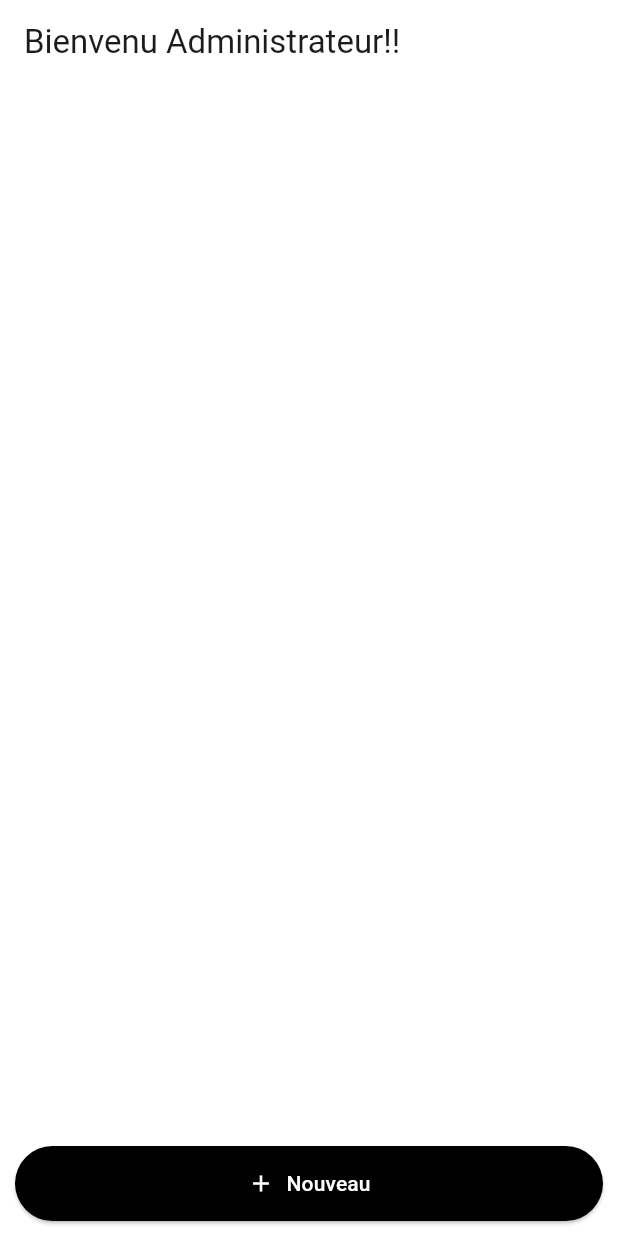
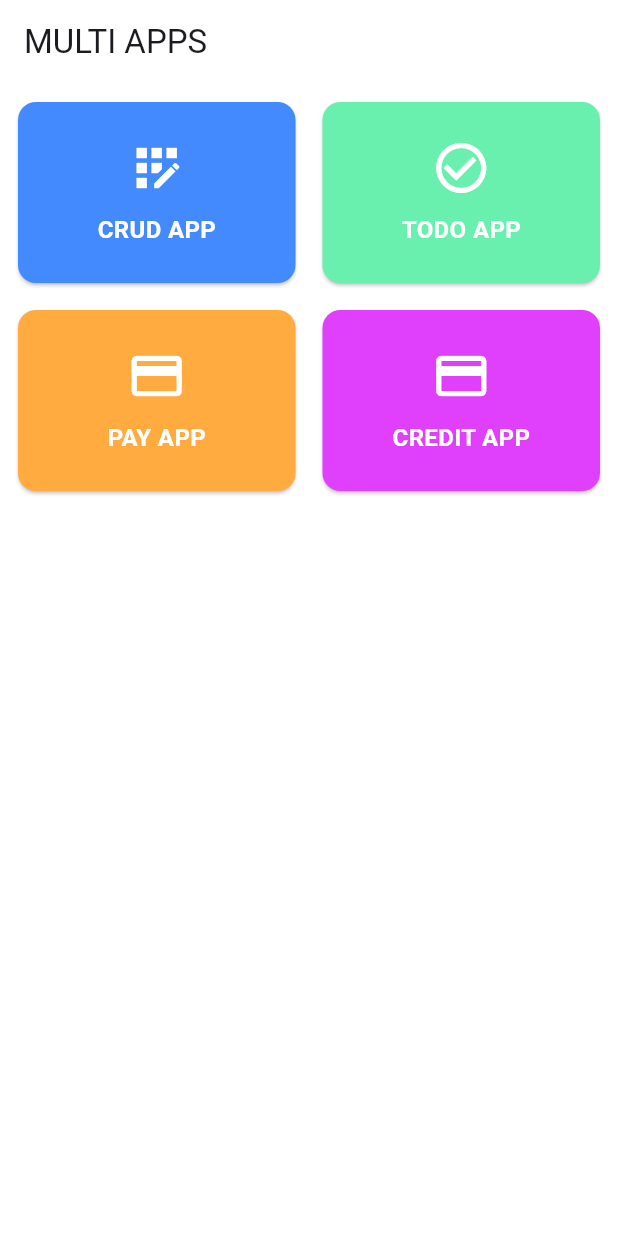
Before and after one commit to Techma03/CRUD_FLUTTER_GETX, a Flutter app: the screen it shows after launch, on a phone screen of 412 x 824 dp. Run offline on Flutter 3.47's test engine with Material 3 defaults, Android fonts, the phone set to English and light mode, and no system bars; our stand-ins replace get.

Commit message:
dashboard pour mutli app

```diff
--- a/lib/app/data/api_provider.dart
+++ b/lib/app/data/api_provider.dart
@@ -4,7 +4,7 @@ import 'package:http/http.dart' as http;
 import 'dart:convert';
 
 class ApiProvider {
-  final String baseUrl = "http://192.168.217.4/techapp";
+  final String baseUrl = "http://192.168.176.4/techapp";
   Future<List<dynamic>> getUser() async {
     final response = await http.get(Uri.parse("$baseUrl/data.php"));
     if (response.statusCode == 200) {
--- a/lib/app/modules/home/bindings/home_binding.dart
+++ b/lib/app/modules/home/bindings/home_binding.dart
@@ -4,8 +4,8 @@ import '../controllers/home_controller.dart';
 class HomeBinding extends Bindings {
   @override
   void dependencies() {
-    Get.lazyPut<UserController>(
-      () => UserController(),
+    Get.lazyPut<HomeController>(
+      () => HomeController(),
     );
   }
 }
--- a/lib/app/modules/home/views/home_view.dart
+++ b/lib/app/modules/home/views/home_view.dart
@@ -1,189 +1,90 @@
 import 'package:flutter/material.dart';
 import 'package:get/get.dart';
-import '../controllers/home_controller.dart';
 
-class HomeView extends GetView<UserController> {
+class HomeView extends StatelessWidget {
   const HomeView({super.key});
 
   @override
   Widget build(BuildContext context) {
+    // Liste des détails pour chaque carte
+    final List<Map<String, dynamic>> cardDetails = [
+      {
+        'title': 'CRUD APP',
+        'color': Colors.blueAccent,
+        'icon': Icons.app_registration,
+        'route': '/crud', // Route pour CRUD APP
+      },
+      {
+        'title': 'TODO APP',
+        'color': Colors.greenAccent,
+        'icon': Icons.check_circle_outline,
+        'route': '/todoApp', // Route pour TODO APP
+      },
+      {
+        'title': 'PAY APP',
+        'color': Colors.orangeAccent,
+        'icon': Icons.payment,
+        'route': '/payApp', // Route pour PAY APP
+      },
+      {
+        'title': 'CREDIT APP',
+        'color': Colors.purpleAccent,
+        'icon': Icons.credit_card,
+        'route': '/creditApp', // Route pour CREDIT APP
+      },
+    ];
+
     return Scaffold(
-      appBar: AppBar(title: const Text("Bienvenu Administrateur!!")),
+      appBar: AppBar(
+        title: const Text("MULTI APPS"),
+      ),
       backgroundColor: Colors.white,
-      body: Column(
+      body: Padding(
+        padding: const EdgeInsets.all(8.0),
+        child: GridView.builder(
+          gridDelegate: const SliverGridDelegateWithFixedCrossAxisCount(
+            crossAxisCount: 2, // Deux cartes par ligne
+            crossAxisSpacing: 10.0,
+            mainAxisSpacing: 10.0,
+            childAspectRatio: 3 / 2, // Ratio largeur/hauteur
+          ),
+          itemCount: cardDetails.length,
+          itemBuilder: (context, index) {
+            final card = cardDetails[index];
+            return Card(
+              color: card['color'],
+              shape: RoundedRectangleBorder(
+                borderRadius: BorderRadius.circular(12),
+              ),
+              child: InkWell(
+                onTap: () {
+                  // Navigue vers la route spécifiée
+                  Get.toNamed(card['route']);
+                },
+                child: Column(
+                  mainAxisAlignment: MainAxisAlignment.center,
                   children: [
-          Expanded(
-            child: Obx(() {
-              return ListView.builder(
-                itemCount: controller.user.length,
-                itemBuilder: (context, index) {
-                  final user = controller.user[index];
-                  return Card(
-                    elevation: 4,
-                    margin:
-                        const EdgeInsets.symmetric(horizontal: 10, vertical: 5),
-                    child: ListTile(
-                      title: Text(user.name),
-                      subtitle: Text(user.description),
-                      trailing: IconButton(
-                        icon: Icon(Icons.delete, color: Colors.red),
-                        onPressed: () {
-                          controller.deleteUser(user.id);
-                        },
-                      ),
-                      onTap: () {
-                        _showBottomSheet(
-                          context,
-                          title: "Modifier utilisateur",
-                          user: user,
-                        );
-                      },
-                    ),
-                  );
-                },
-              );
-            }),
-          ),
-          Padding(
-            padding: const EdgeInsets.all(10.0),
-            child: ElevatedButton.icon(
-              onPressed: () =>
-                  _showBottomSheet(context, title: "Ajouter un utilisateur"),
-              icon: Icon(Icons.add),
-              label: Container(child: Text("Nouveau")),
-              style: ElevatedButton.styleFrom(
-                backgroundColor: Colors.black,
-                foregroundColor: Colors.white,
-                padding: const EdgeInsets.symmetric(vertical: 15),
-                minimumSize: Size(double.infinity, 50),
-              ),
-            ),
-          ),
-        ],
-      ),
-    );
-  }
-
-  void _showBottomSheet(BuildContext context,
-      {required String title, dynamic user}) {
-    final nameController =
-        TextEditingController(text: user != null ? user.name : '');
-    final descController =
-        TextEditingController(text: user != null ? user.description : '');
-    final nameFocusNode = FocusNode();
-    final formKey = GlobalKey<FormState>();
-
-    showModalBottomSheet(
-      context: context,
-      isScrollControlled: true,
-      shape: const RoundedRectangleBorder(
-        borderRadius: BorderRadius.vertical(top: Radius.circular(20)),
-      ),
-      builder: (context) {
-        WidgetsBinding.instance.addPostFrameCallback((_) {
-          nameFocusNode.requestFocus();
-        });
-        return Padding(
-          padding: MediaQuery.of(context).viewInsets,
-          child: Container(
-            padding: const EdgeInsets.all(20),
-            child: Form(
-              key: formKey,
-              child: Column(
-                mainAxisSize: MainAxisSize.min,
-                children: [
-                  Center(
-                    child: Container(
-                      width: 50,
-                      height: 5,
-                      margin: const EdgeInsets.only(bottom: 20),
-                      decoration: BoxDecoration(
-                        color: Colors.grey[600],
-                        borderRadius: BorderRadius.circular(10),
-                      ),
-                    ),
-                  ),
-                  Text(
-                    title,
-                    style: const TextStyle(
-                      fontSize: 18,
-                      fontWeight: FontWeight.bold,
-                    ),
-                  ),
-                  const SizedBox(height: 20),
-                  TextFormField(
-                    focusNode: nameFocusNode,
-                    controller: nameController,
-                    decoration: InputDecoration(
-                      labelText: "Name",
-                      border: OutlineInputBorder(
-                        borderRadius: BorderRadius.circular(10),
-                      ),
-                    ),
-                    validator: (value) {
-                      if (value == null || value.isEmpty) {
-                        return "Le champ Nom est obligatoire";
-                      }
-                      return null;
-                    },
+                    Icon(
+                      card['icon'],
+                      size: 40,
+                      color: Colors.white,
                     ),
                     const SizedBox(height: 10),
-                  TextFormField(
-                    controller: descController,
-                    decoration: InputDecoration(
-                      labelText: "Description",
-                      border: OutlineInputBorder(
-                        borderRadius: BorderRadius.circular(10),
-                      ),
-                    ),
-                    validator: (value) {
-                      if (value == null || value.isEmpty) {
-                        return "Le champ Description est obligatoire";
-                      }
-                      return null;
-                    },
-                  ),
-                  const SizedBox(height: 20),
-                  ElevatedButton(
-                    onPressed: () {
-                      if (formKey.currentState!.validate()) {
-                        if (user == null) {
-                          controller.addUser(
-                            nameController.text,
-                            descController.text,
-                          );
-                        } else {
-                          controller.updateUser(
-                            user.id,
-                            nameController.text,
-                            descController.text,
-                          );
-                        }
-                        Navigator.pop(context);
-                      }
-                    },
-                    style: ElevatedButton.styleFrom(
-                      padding: const EdgeInsets.symmetric(vertical: 15),
-                      minimumSize: Size(double.infinity, 50),
-                      backgroundColor: Colors.black,
-                      foregroundColor: Colors.white,
-                    ),
-                    child: Row(
-                      mainAxisAlignment: MainAxisAlignment.center,
-                      children: [
-                        Icon(user == null ? Icons.add_circle : Icons.edit,
-                            color: Colors.white),
-                        const SizedBox(width: 10),
-                        Text(user == null ? "Enregistrer" : "Modifier"),
-                      ],
+                    Text(
+                      card['title'],
+                      style: const TextStyle(
+                        color: Colors.white,
+                        fontSize: 16,
+                        fontWeight: FontWeight.bold,
                       ),
                     ),
                   ],
                 ),
               ),
-          ),
             );
           },
+        ),
+      ),
     );
   }
 }
--- a/lib/app/routes/app_pages.dart
+++ b/lib/app/routes/app_pages.dart
@@ -1,6 +1,10 @@
 import 'package:get/get.dart';
+
+import '../modules/crud/bindings/crud_binding.dart';
+import '../modules/crud/views/crud_view.dart';
 import '../modules/home/bindings/home_binding.dart';
 import '../modules/home/views/home_view.dart';
+
 part 'app_routes.dart';
 
 class AppPages {
@@ -14,5 +18,10 @@ class AppPages {
       page: () => HomeView(),
       binding: HomeBinding(),
     ),
+    GetPage(
+      name: _Paths.CRUD,
+      page: () => const CrudView(),
+      binding: CrudBinding(),
+    ),
   ];
 }
--- a/lib/app/routes/app_routes.dart
+++ b/lib/app/routes/app_routes.dart
@@ -3,9 +3,11 @@ part of 'app_pages.dart';
 abstract class Routes {
   Routes._();
   static const HOME = _Paths.HOME;
+  static const CRUD = _Paths.CRUD;
 }
 
 abstract class _Paths {
   _Paths._();
   static const HOME = '/home';
+  static const CRUD = '/crud';
 }
```
Also changed, not shown: lib/app/modules/crud/bindings/crud_binding.dart (added, +11 -0 lines), lib/app/modules/crud/controllers/crud_controller.dart (added, +56 -0 lines), lib/app/modules/crud/model/user_model.dart (added, +19 -0 lines), lib/app/modules/crud/views/crud_view.dart (added, +191 -0 lines), lib/app/modules/home/controllers/home_controller.dart (+10 -42 lines). Lines whose indentation alone changed are shown as unchanged.
